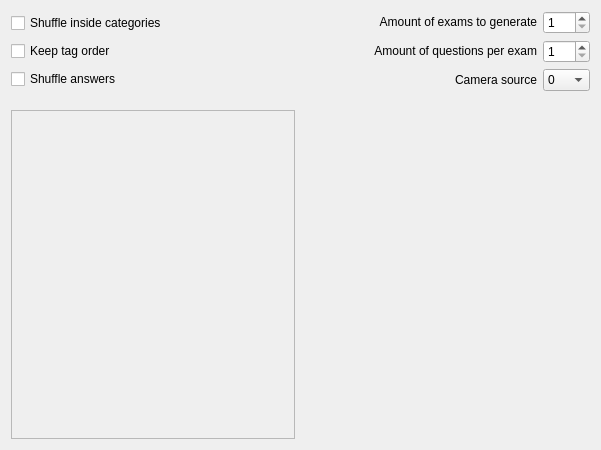
Qt form qtui/ui/page2_generate.ui (matcom/autoexam) before a commit.
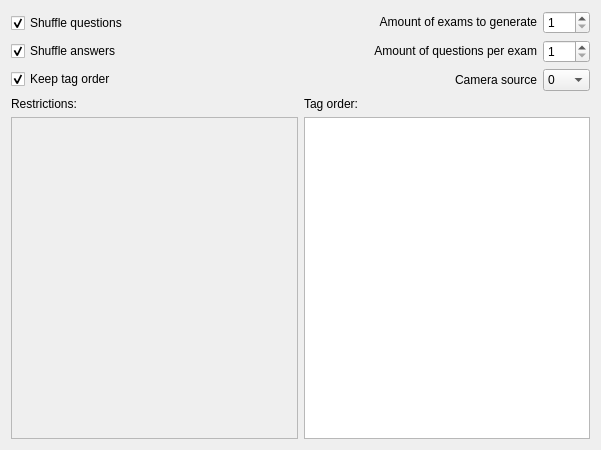
The same form after that commit.

Commit message: Add tag ordering feature

Patch:
```diff
--- a/qtui/ui/page2_generate.ui
+++ b/qtui/ui/page2_generate.ui
@@ -14,6 +14,24 @@
    <string>WizardPage</string>
   </property>
   <layout class="QGridLayout" name="gridLayout_3">
+   <item row="2" column="0">
+    <widget class="QScrollArea" name="scrollArea">
+     <property name="widgetResizable">
+      <bool>true</bool>
+     </property>
+     <widget class="QWidget" name="scrollAreaWidgetContents">
+      <property name="geometry">
+       <rect>
+        <x>0</x>
+        <y>0</y>
+        <width>287</width>
+        <height>312</height>
+       </rect>
+      </property>
+      <layout class="QGridLayout" name="gridLayout_2"/>
+     </widget>
+    </widget>
+   </item>
    <item row="0" column="0" colspan="2">
     <layout class="QHBoxLayout" name="horizontalLayout">
      <item>
@@ -21,14 +39,10 @@
        <item>
         <widget class="QCheckBox" name="randTagCheck">
          <property name="text">
-          <string>Shuffle inside categories</string>
+          <string>Shuffle questions</string>
          </property>
-        </widget>
-       </item>
-       <item>
-        <widget class="QCheckBox" name="sortQuestionCheck">
-         <property name="text">
-          <string>Keep tag order</string>
+         <property name="checked">
+          <bool>true</bool>
          </property>
         </widget>
        </item>
@@ -37,6 +51,19 @@
          <property name="text">
           <string>Shuffle answers</string>
          </property>
+         <property name="checked">
+          <bool>true</bool>
+         </property>
+        </widget>
+       </item>
+       <item>
+        <widget class="QCheckBox" name="keepTagOrderCheck">
+         <property name="text">
+          <string>Keep tag order</string>
+         </property>
+         <property name="checked">
+          <bool>true</bool>
+         </property>
         </widget>
        </item>
       </layout>
@@ -159,52 +186,32 @@
      </item>
     </layout>
    </item>
-   <item row="1" column="0" colspan="2">
-    <spacer name="verticalSpacer_4">
-     <property name="orientation">
-      <enum>Qt::Vertical</enum>
-     </property>
-     <property name="sizeType">
-      <enum>QSizePolicy::Fixed</enum>
-     </property>
-     <property name="sizeHint" stdset="0">
-      <size>
-       <width>458</width>
-       <height>13</height>
-      </size>
-     </property>
-    </spacer>
-   </item>
-   <item row="2" column="0">
-    <widget class="QScrollArea" name="scrollArea">
-     <property name="widgetResizable">
-      <bool>true</bool>
-     </property>
-     <widget class="QWidget" name="scrollAreaWidgetContents">
-      <property name="geometry">
-       <rect>
-        <x>0</x>
-        <y>0</y>
-        <width>288</width>
-        <height>330</height>
-       </rect>
-      </property>
-      <layout class="QGridLayout" name="gridLayout_2"/>
-     </widget>
-    </widget>
-   </item>
    <item row="2" column="1">
-    <spacer name="horizontalSpacer_4">
-     <property name="orientation">
-      <enum>Qt::Horizontal</enum>
+    <widget class="QListWidget" name="tagOrderWidget">
+     <property name="dragEnabled">
+      <bool>true</bool>
      </property>
-     <property name="sizeHint" stdset="0">
-      <size>
-       <width>289</width>
-       <height>20</height>
-      </size>
+     <property name="dragDropMode">
+      <enum>QAbstractItemView::InternalMove</enum>
      </property>
-    </spacer>
+     <property name="defaultDropAction">
+      <enum>Qt::MoveAction</enum>
+     </property>
+    </widget>
+   </item>
+   <item row="1" column="0">
+    <widget class="QLabel" name="label">
+     <property name="text">
+      <string>Restrictions:</string>
+     </property>
+    </widget>
+   </item>
+   <item row="1" column="1">
+    <widget class="QLabel" name="label_5">
+     <property name="text">
+      <string>Tag order:</string>
+     </property>
+    </widget>
    </item>
   </layout>
  </widget>
```
Left out of the diff: 4 changed lines with no effect on the pictures. The commit also changes 1 other file.
